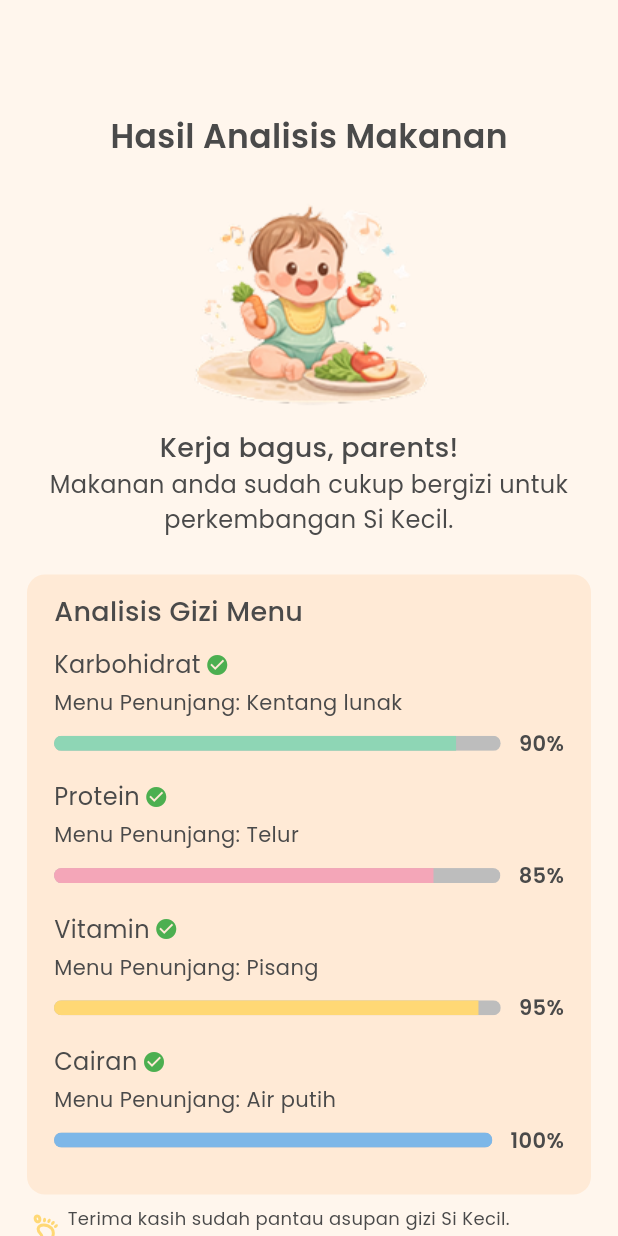
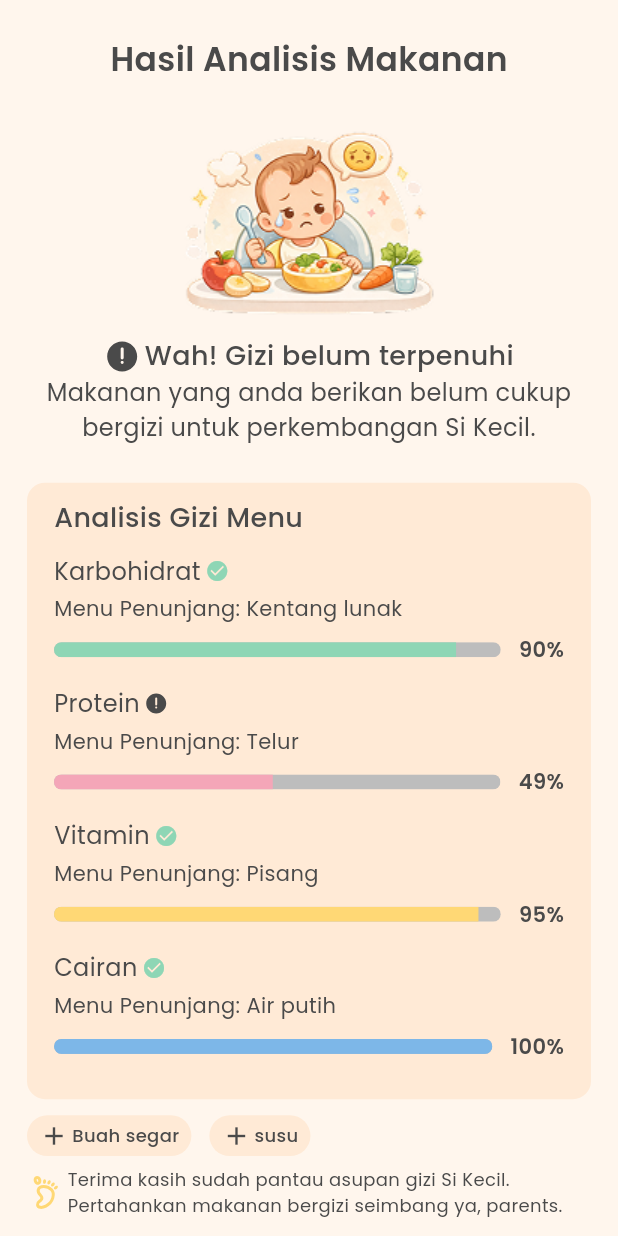
Before and after one commit to Mevyanrr/Lumora, a Flutter app: the Analisis screen opened directly, after a tap on "Analisis gizi >", on a phone screen of 412 x 824 dp. Run offline on Flutter 3.47's test engine with Material 3 defaults, Android fonts, the phone set to English and light mode, and no system bars; our stand-ins replace bloc, equatable, flutter_bloc, flutter_svg.

Commit message:
homepage done

```diff
--- a/lib/features/home/presentation/bloc/analisisresult_bloc.dart
+++ b/lib/features/home/presentation/bloc/analisisresult_bloc.dart
@@ -18,7 +18,7 @@ class AnalisisresultBloc extends Bloc<AnalisisresultEvent, AnalisisresultState>
           AnalisisresultItem(
             title: 'Protein',
             menu: 'Telur',
-            percentage: 0.85,
+            percentage: 0.49,
             barColor: AppColors.secondary,
           ),
           AnalisisresultItem(
--- a/lib/features/home/presentation/pages/analisis.dart
+++ b/lib/features/home/presentation/pages/analisis.dart
@@ -5,6 +5,7 @@ import 'package:lumora/core/widgets/button_medium.dart';
 import 'package:lumora/features/home/presentation/bloc/analisis_event.dart';
 import 'package:lumora/features/home/presentation/bloc/analisis_state.dart';
 import 'package:lumora/features/home/presentation/bloc/analis_bloc.dart';
+import 'package:lumora/features/home/presentation/pages/analisisresult_bad.dart';
 import 'package:lumora/features/home/presentation/pages/analisisresult_good.dart';
 
 class Analisis extends StatelessWidget {
@@ -177,7 +178,7 @@ class Analisis extends StatelessWidget {
                   onTap: () {
                      Navigator.push(
                         context,
-                        MaterialPageRoute(builder: (_) => AnalisisresultGood()),
+                        MaterialPageRoute(builder: (_) => AnalisisresultBad()),
                       );
                   },
 
--- /dev/null
+++ b/lib/features/home/presentation/pages/analisisresult_bad.dart
@@ -0,0 +1,134 @@
+import 'package:flutter/material.dart';
+import 'package:flutter_svg/svg.dart';
+import 'package:lumora/core/theme/colors.dart';
+import 'package:lumora/core/widgets/button_medium.dart';
+import 'package:lumora/features/home/presentation/pages/home_page.dart';
+import 'package:lumora/features/home/presentation/widgets/card_analisisresult.dart';
+import 'package:lumora/features/home/presentation/widgets/card_rekomendasimenu.dart';
+import 'package:lumora/features/home/presentation/widgets/card_topanalisisresult.dart';
+import 'package:lumora/features/home/presentation/widgets/container_badresult.dart';
+
+class AnalisisresultBad extends StatelessWidget {
+  const AnalisisresultBad({super.key});
+
+  @override
+  Widget build(BuildContext context) {
+    final size = MediaQuery.of(context).size;
+    final sizewidth = size.width;
+    final sizeheight = size.height;
+    final fullheight = 917;
+    final fullwidth = 412;
+    return Scaffold(
+      backgroundColor: AppColors.background,
+      body: SafeArea(
+        child: SingleChildScrollView(
+          child: Padding(
+            padding: EdgeInsets.symmetric(
+              horizontal: sizewidth * 18 / fullwidth,
+              vertical: sizeheight * 27 / fullheight,
+            ),
+            child: Column(
+              crossAxisAlignment: CrossAxisAlignment.start,
+              children: [
+                CardTopanalisisresult(
+                  size: size,
+                  image: 'assets/images/analisis-bad.png',
+                  icon: 'assets/icons/analisis-warning.svg',
+                  desc1: 'Wah! Gizi belum terpenuhi',
+                  desc2:
+                      'Makanan yang anda berikan belum cukup bergizi untuk perkembangan Si Kecil.',
+                ),
+
+                SizedBox(height: sizeheight * 28 / fullheight),
+
+                AnalisisResult(size: size),
+
+                SizedBox(height: sizeheight * 12 / fullheight),
+
+                Row(
+                  children: [
+                    ContainerBadresult(size: size, text: 'Buah segar'),
+                    SizedBox(width: sizewidth*12/fullwidth,),
+                    ContainerBadresult(size: size, text: 'susu'),
+                  ],
+                ),
+
+                SizedBox(height: sizeheight * 8 / fullheight),
+
+                Row(
+                  crossAxisAlignment: CrossAxisAlignment.center,
+                  children: [
+                    SvgPicture.asset(
+                      'assets/icons/feet.svg',
+                      width: sizewidth * 24 / fullwidth,
+                    ),
+                    SizedBox(width: sizewidth * 3 / fullwidth),
+                    Expanded(
+                      child: Text(
+                        "Terima kasih sudah pantau asupan gizi Si Kecil. Pertahankan makanan bergizi seimbang ya, parents.",
+                        style: TextStyle(
+                          color: AppColors.txtPrimary,
+                          fontSize: sizewidth * 12 / fullwidth,
+                          fontWeight: FontWeight.w400,
+                        ),
+                      ),
+                    ),
+                  ],
+                ),
+
+                SizedBox(height: sizeheight * 28 / fullheight),
+
+                Text(
+                  "Rekomendasi Menu Harian",
+                  style: TextStyle(
+                    fontFamily: 'Poppins',
+                    fontSize: sizewidth * 18 / fullwidth,
+                    fontWeight: FontWeight.w500,
+                    color: AppColors.txtPrimary,
+                  ),
+                ),
+
+                SizedBox(height: sizeheight * 8 / fullheight),
+
+                CardRekomendasimenu(
+                  title: "Oatmeal Sereal",
+                  desc:
+                      "Teksturnya yang lembut dan rasanya yang enak membuat sereal menjadi makanan yang cocok diberikan untuk bayi berusia 8 bulan.",
+                  size: size,
+                ),
+                SizedBox(height: sizeheight * 8 / fullheight),
+                CardRekomendasimenu(
+                  title: "Bubur Pisang",
+                  desc:
+                      "Bubur pisang mengandung protein nabati yang membantu pertumbuhan sel dan otot bayi, serta kaya energi alami yang mendukung aktivitas dan perkembangan hariannya",
+                  size: size,
+                ),
+
+                SizedBox(height: sizeheight * 40 / fullheight),
+
+                Center(
+                  child: ButtonMedium(
+                    text: "Kembali ke halaman utama",
+                    width: sizewidth * 327 / fullwidth,
+                    height: sizeheight * 45 / fullheight,
+                    backgroundColor: AppColors.txtPrimary,
+                    borderColor: AppColors.txtPrimary,
+                    onTap: () {
+                      Navigator.push(
+                        context,
+                        MaterialPageRoute(builder: (_) => HomePage()),
+                      );
+                    },
+
+                    radius: 15,
+                    txColor: AppColors.background,
+                  ),
+                ),
+              ],
+            ),
+          ),
+        ),
+      ),
+    );
+  }
+}
--- a/lib/features/home/presentation/pages/analisisresult_good.dart
+++ b/lib/features/home/presentation/pages/analisisresult_good.dart
@@ -18,12 +18,13 @@ class AnalisisresultGood extends StatelessWidget {
     final fullwidth = 412;
     return Scaffold(
       backgroundColor: AppColors.background,
-      body: SingleChildScrollView(
+      body: SafeArea(
+        child: SingleChildScrollView(
           child: Padding(
-          padding: EdgeInsets.symmetric(horizontal: sizewidth*18/fullwidth, vertical: sizeheight*84/fullheight),
+            padding: EdgeInsets.symmetric(horizontal: sizewidth*18/fullwidth, vertical: sizeheight*27/fullheight),
             child: Column(
               children: [
-              CardTopanalisisresult(size: size, image: 'assets/images/analisis-good.png', desc1: 'Kerja bagus, parents!', desc2: 'Makanan anda sudah cukup bergizi untuk perkembangan Si Kecil.'),
+                CardTopanalisisresult(size: size, image: 'assets/images/analisis-good.png', desc1: 'Kerja bagus, parents!', desc2: 'Makanan yang anda berikan sudah cukup bergizi untuk perkembangan Si Kecil.'),
 
                 SizedBox(height: sizeheight*28/fullheight,),
 
@@ -62,6 +63,7 @@ class AnalisisresultGood extends StatelessWidget {
             ),
           ),
         ),
+      ),
     );
   }
 }
--- a/lib/features/home/presentation/pages/home_page.dart
+++ b/lib/features/home/presentation/pages/home_page.dart
@@ -3,8 +3,6 @@ import 'package:flutter_bloc/flutter_bloc.dart';
 import 'package:lumora/core/theme/colors.dart';
 import 'package:lumora/core/widgets/button_medium.dart';
 import 'package:lumora/core/widgets/navbar.dart';
-import 'package:lumora/features/home/presentation/bloc/panduaninfo_bloc.dart';
-import 'package:lumora/features/home/presentation/bloc/panduaninfo_event.dart';
 import 'package:lumora/features/home/presentation/pages/analisis.dart';
 import 'package:lumora/features/home/presentation/pages/data_bayi.dart';
 import 'package:lumora/features/home/presentation/pages/nutriguide.dart';
@@ -26,11 +24,12 @@ class HomePage extends StatelessWidget {
     final fullwidth = 412;
     return Scaffold(
       backgroundColor: AppColors.background,
-      body: SingleChildScrollView(
+      body: SafeArea(
+        child: SingleChildScrollView(
           child: Padding(
             padding: EdgeInsets.only(
               left: sizewidth * 20 / fullwidth,
-            top: sizeheight * 59 / fullheight,
+              top: sizeheight * 22 / fullheight,
               bottom: sizeheight * 15 / fullheight,
             ),
             child: Column(
@@ -362,6 +361,7 @@ class HomePage extends StatelessWidget {
             ),
           ),
         ),
+      ),
       bottomNavigationBar: Navbar(selectedItem: 0),
     );
   }
--- a/lib/features/home/presentation/widgets/card_analisisresult.dart
+++ b/lib/features/home/presentation/widgets/card_analisisresult.dart
@@ -1,5 +1,6 @@
 import 'package:flutter/material.dart';
 import 'package:flutter_bloc/flutter_bloc.dart';
+import 'package:flutter_svg/svg.dart';
 import 'package:lumora/core/theme/colors.dart';
 import 'package:lumora/features/home/presentation/bloc/analisisresult_bloc.dart';
 import 'package:lumora/features/home/presentation/bloc/analisisresult_event.dart';
@@ -7,9 +8,7 @@ import 'package:lumora/features/home/presentation/bloc/analisisresult_state.dart
 
 class AnalisisResult extends StatelessWidget {
   final Size size;
-  const AnalisisResult({super.key,
-  required this.size,
-  });
+  const AnalisisResult({super.key, required this.size});
 
   @override
   Widget build(BuildContext context) {
@@ -26,11 +25,11 @@ class AnalisisResult extends StatelessWidget {
           }
 
           return Container(
-            width:sizewidth* 376/fullwidth,
-            padding: EdgeInsets.fromLTRB(18, 12, 18, 12),
+            width: sizewidth * 376 / fullwidth,
+            padding: EdgeInsets.symmetric(horizontal: sizewidth*18/fullwidth, vertical: sizeheight*12/fullheight),
             decoration: BoxDecoration(
               color: AppColors.primaryOrange,
-              borderRadius: BorderRadius.circular(sizewidth* 12/fullwidth),
+              borderRadius: BorderRadius.circular(sizewidth * 12 / fullwidth),
             ),
             child: Column(
               crossAxisAlignment: CrossAxisAlignment.start,
@@ -38,18 +37,20 @@ class AnalisisResult extends StatelessWidget {
                 Text(
                   'Analisis Gizi Menu',
                   style: TextStyle(
-                    fontSize:sizewidth* 18/fullwidth,
+                    fontSize: sizewidth * 18 / fullwidth,
                     fontWeight: FontWeight.w500,
-                    color: AppColors.txtPrimary
+                    color: AppColors.txtPrimary,
                   ),
                 ),
-                SizedBox(height:sizeheight* 12/fullheight),
+                SizedBox(height: sizeheight * 12 / fullheight),
 
                 ...List.generate(state.items.length, (index) {
                   final item = state.items[index];
 
                   return Padding(
-                    padding: EdgeInsets.only(bottom:sizeheight* 16/fullheight),
+                    padding: EdgeInsets.only(
+                      bottom: sizeheight * 16 / fullheight,
+                    ),
                     child: Column(
                       crossAxisAlignment: CrossAxisAlignment.start,
                       children: [
@@ -58,44 +59,55 @@ class AnalisisResult extends StatelessWidget {
                             Text(
                               item.title,
                               style: TextStyle(
-                                fontSize:sizewidth* 16/fullwidth,
-                    fontWeight: FontWeight.w400,
-                    color: AppColors.txtPrimary
+                                fontSize: sizewidth * 16 / fullwidth,
+                                fontWeight: FontWeight.w400,
+                                color: AppColors.txtPrimary,
                               ),
                             ),
-                            SizedBox(width: sizewidth*3/fullwidth,),
-                            Icon(
-                              Icons.check_circle,
-                              color: Colors.green,
-                              size:sizewidth* 16/fullwidth,
-                            ),
+                            SizedBox(width: sizewidth * 3 / fullwidth),
+                            item.percentage < 0.5
+                                ? SvgPicture.asset(
+                                    'assets/icons/analisis-warning.svg',
+                                    width: sizewidth * 16 / fullwidth,
+                                  )
+                                : Icon(
+                                    Icons.check_circle,
+                                    color: AppColors.green,
+                                    size: sizewidth * 16 / fullwidth,
+                                  ),
                           ],
                         ),
-                        SizedBox(height:sizeheight* 4/fullheight),
-                        Text('Menu Penunjang: ${item.menu}', style: TextStyle(color: AppColors.txtPrimary),),
+                        SizedBox(height: sizeheight * 4 / fullheight),
+                        Text(
+                          'Menu Penunjang: ${item.menu}',
+                          style: TextStyle(color: AppColors.txtPrimary),
+                        ),
 
-                        SizedBox(height:sizeheight* 8/fullheight),
+                        SizedBox(height: sizeheight * 8 / fullheight),
 
                         Row(
                           children: [
                             Expanded(
                               child: ClipRRect(
-                                borderRadius: BorderRadius.circular(sizewidth* 8/fullwidth),
+                                borderRadius: BorderRadius.circular(
+                                  sizewidth * 8 / fullwidth,
+                                ),
                                 child: LinearProgressIndicator(
                                   value: item.percentage,
                                   minHeight: 10,
                                   backgroundColor: Colors.grey.shade400,
-                                  valueColor:
-                                      AlwaysStoppedAnimation(item.barColor),
+                                  valueColor: AlwaysStoppedAnimation(
+                                    item.barColor,
+                                  ),
                                 ),
                               ),
                             ),
-                            SizedBox(width:sizewidth* 12/fullwidth),
+                            SizedBox(width: sizewidth * 12 / fullwidth),
                             Text(
                               '${(item.percentage * 100).toInt()}%',
                               style: TextStyle(
                                 fontWeight: FontWeight.w600,
-                                color: AppColors.txtPrimary
+                                color: AppColors.txtPrimary,
                               ),
                             ),
                           ],
--- a/lib/features/home/presentation/widgets/card_growthdata.dart
+++ b/lib/features/home/presentation/widgets/card_growthdata.dart
@@ -35,7 +35,6 @@ class GrowthdataCard extends StatelessWidget {
       children: [
         Container(
           width: sizewidth*376/fullwidth,
-          height: sizeheight*98/fullheight,
           padding: EdgeInsets.symmetric(
             horizontal: sizewidth * 16 / fullwidth,
             vertical: sizeheight * 12 / fullheight,
--- a/lib/features/home/presentation/widgets/card_rekomendasimenu.dart
+++ b/lib/features/home/presentation/widgets/card_rekomendasimenu.dart
@@ -26,7 +26,6 @@ class CardRekomendasimenu extends StatelessWidget {
         ),
         child:
             Column(
-              // mainAxisAlignment: MainAxisAlignment.center,
               crossAxisAlignment: CrossAxisAlignment.start,
               children: [
                 Text(
--- a/lib/features/home/presentation/widgets/card_topanalisisresult.dart
+++ b/lib/features/home/presentation/widgets/card_topanalisisresult.dart
@@ -1,16 +1,21 @@
 import 'package:flutter/widgets.dart';
+import 'package:flutter_svg/svg.dart';
 import 'package:lumora/core/theme/colors.dart';
 
 class CardTopanalisisresult extends StatelessWidget {
   final Size size;
   final String image;
+  final String? icon;
   final String desc1;
   final String desc2;
-  const CardTopanalisisresult({super.key,
-  required this.size,
-  required this.image,
-  required this.desc1,
-  required this.desc2});
+  const CardTopanalisisresult({
+    super.key,
+    required this.size,
+    required this.image,
+    this.icon,
+    required this.desc1,
+    required this.desc2,
+  });
 
   @override
   Widget build(BuildContext context) {
@@ -22,30 +27,47 @@ class CardTopanalisisresult extends StatelessWidget {
       crossAxisAlignment: CrossAxisAlignment.center,
 
       children: [
-        Text("Hasil Analisis Makanan", style: TextStyle(
+        Text(
+          "Hasil Analisis Makanan",
+          style: TextStyle(
             fontSize: sizewidth * 22 / fullwidth,
             fontWeight: FontWeight.w600,
             color: AppColors.txtPrimary,
-          ),),
+          ),
+        ),
 
-          SizedBox(height: sizeheight*24/fullheight,),
+        SizedBox(height: sizeheight * 24 / fullheight),
 
-          Image.asset(image,),
+        Image.asset(image),
 
-          SizedBox(height: sizeheight*12/fullheight,),
+        SizedBox(height: sizeheight * 12 / fullheight),
 
-          Text(desc1, style: TextStyle(
-            fontSize: sizewidth*18/fullwidth,
-            fontWeight: FontWeight.w500,
-            color: AppColors.txtPrimary
-          ),),
+        Row(
+          mainAxisAlignment: MainAxisAlignment.center,
+          children: [
+            if (icon != null)
+              SvgPicture.asset(icon!, width: sizewidth * 24 / fullwidth),
+              SizedBox(width: sizewidth*3/fullwidth,),
+            Text(
+              desc1,
+              style: TextStyle(
+                fontSize: sizewidth * 18 / fullwidth,
+                fontWeight: FontWeight.w500,
+                color: AppColors.txtPrimary,
+              ),
+            ),
+          ],
+        ),
 
-          Text(desc2, textAlign: TextAlign.center ,style: TextStyle(
-
-            fontSize: sizewidth*16/fullwidth,
+        Text(
+          desc2,
+          textAlign: TextAlign.center,
+          style: TextStyle(
+            fontSize: sizewidth * 16 / fullwidth,
             fontWeight: FontWeight.w400,
-            color: AppColors.txtPrimary
-          ),),
+            color: AppColors.txtPrimary,
+          ),
+        ),
       ],
     );
   }
--- /dev/null
+++ b/lib/features/home/presentation/widgets/container_badresult.dart
@@ -0,0 +1,50 @@
+import 'package:flutter/material.dart';
+import 'package:lumora/core/theme/colors.dart';
+
+class ContainerBadresult extends StatelessWidget {
+  final Size size;
+  final String text;
+
+  const ContainerBadresult({
+    super.key,
+    required this.size,
+    required this.text,
+  });
+
+  @override
+  Widget build(BuildContext context) {
+    final sizewidth = size.width;
+    final fullwidth = 412;
+    final sizeheight = size.height;
+    final fullheight = 917;
+
+    return Container(
+      padding: EdgeInsets.symmetric(horizontal: sizewidth*8/fullwidth, vertical: sizeheight*4/fullheight),
+      decoration: BoxDecoration(
+        color: AppColors.primaryOrange,
+        borderRadius: BorderRadius.circular(
+          sizewidth * 15 / fullwidth,
+        ),
+      ),
+      child: Row(
+        mainAxisSize: MainAxisSize.min,
+        children: [
+          Icon(
+            Icons.add,
+            size: sizewidth * 20 / fullwidth,
+            color: AppColors.txtPrimary,
+          ),
+          SizedBox(width: sizewidth* 2/fullwidth),
+          Text(
+            text,
+            style: TextStyle(
+              fontWeight: FontWeight.w500,
+              fontSize: sizewidth * 12 / fullwidth,
+              color: AppColors.txtPrimary,
+            ),
+          ),
+        ],
+      ),
+    );
+  }
+}
```
Also changed, not shown: assets/icons/analisis-warning.svg. Lines whose indentation alone changed are shown as unchanged.
